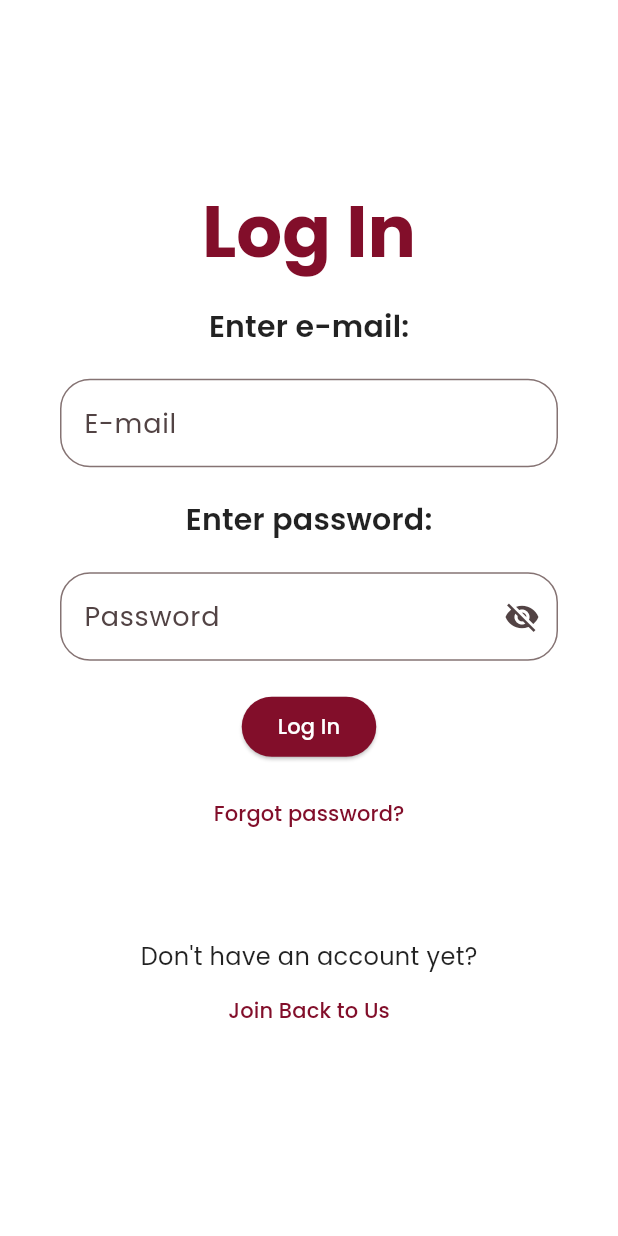
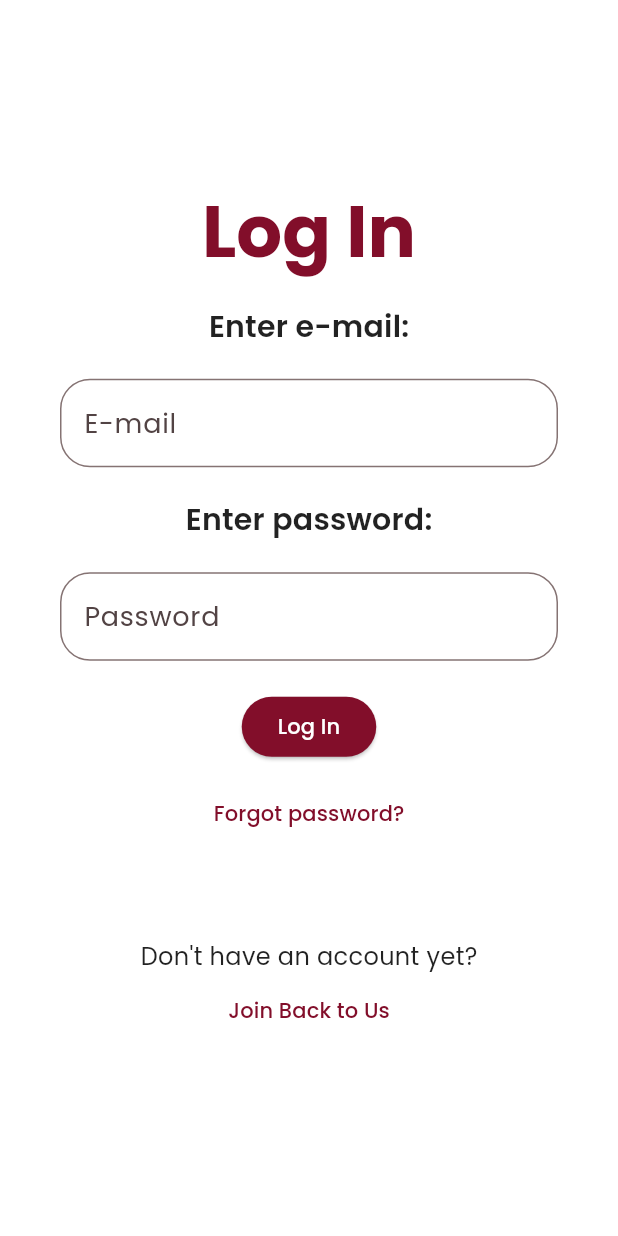
Before and after one commit to censop/back_to_us, a Flutter app: the LogInScreen screen opened by its route, on a phone screen of 412 x 824 dp. Run offline on Flutter 3.47's test engine with Material 3 defaults, Android fonts, the phone set to English and light mode, and no system bars; our stand-ins replace cloud_firestore, firebase_auth, firebase_core, image_picker; accounts and stored records are empty.

Commit message:
password fixed

```diff
--- a/lib/main.dart
+++ b/lib/main.dart
@@ -55,7 +55,7 @@ class MyApp extends StatelessWidget {
         Routes.settings : (context) => SettingsScreen(),
       },
 
-      theme: AppTheme.myTheme,
+      theme: AppTheme.lightTheme,
     );
   }
 }
--- a/lib/screens/Authentication/log_in_screen.dart
+++ b/lib/screens/Authentication/log_in_screen.dart
@@ -122,7 +122,6 @@ class _LogInScreenState extends State<LogInScreen> {
                   CustomTextFormField(
                     controller: _passwordController,
                     title: "Password",
-                    isPassword: true,
                     validator: validatePassword,
                     errorText: passwordError,
 
--- a/lib/screens/Authentication/sign_up_screen.dart
+++ b/lib/screens/Authentication/sign_up_screen.dart
@@ -22,6 +22,8 @@ class SignUpScreenState extends State<SignUpScreen> {
   final GlobalKey<FormState> _formKey = GlobalKey<FormState>();
 
   bool isCreatingUser = false;
+
+  bool seePassword = true;
 
   final _emailController = TextEditingController();
   final _passwordController = TextEditingController();
@@ -173,9 +175,19 @@ class SignUpScreenState extends State<SignUpScreen> {
                   CustomTextFormField(
                     controller: _passwordController,
                     title: "Password",
-                    isPassword: true,
                     validator: validatePassword,
                     errorText: passwordError,
+                    suffixIcon: IconButton(
+                      icon: Icon(
+                        seePassword ? Icons.visibility_off : Icons.visibility,
+                      ),
+                      onPressed: () {
+                        setState(() {
+                          seePassword = !seePassword;
+                        });
+                      },
+                    ),
+                    obscureText: seePassword,
                   ),
                   SizedBox(height: 20),
                   ElevatedButton(
--- a/lib/screens/Settings/profile_screen.dart
+++ b/lib/screens/Settings/profile_screen.dart
@@ -1,8 +1,11 @@
+import 'dart:io';
+
 import 'package:back_to_us/Services/firebase_service.dart';
 import 'package:back_to_us/Widgets/custom_profile_picture_displayer.dart';
 import 'package:back_to_us/routes.dart';
 import 'package:firebase_auth/firebase_auth.dart';
 import 'package:flutter/material.dart';
+import 'package:image_picker/image_picker.dart';
 
 class ProfileScreen extends StatefulWidget {
   const ProfileScreen({super.key});
@@ -14,6 +17,30 @@ class ProfileScreen extends StatefulWidget {
 class _ProfileScreenState extends State<ProfileScreen> {
 
   bool _changeProfilePicture = false;
+
+  File? _image;
+  ImagePicker _imagePicker = ImagePicker();
+
+  void _imageFromGallery() async {
+    final pickedFile = await _imagePicker.pickImage(source: ImageSource.gallery);
+
+    if (pickedFile != null){
+      setState(() {
+        _image = File(pickedFile.path);
+      });
+    }
+    print(_image);
+  }
+
+  void _imageFromCamera() async {
+    final pickedFile = await _imagePicker.pickImage(source: ImageSource.camera);
+    if (pickedFile != null){
+      setState(() {
+        _image = File(pickedFile.path);
+      });
+    }
+    print(_image);
+  }
 
 
   void _logOut() {
@@ -74,11 +101,11 @@ class _ProfileScreenState extends State<ProfileScreen> {
                     Column(
                       children: [
                         TextButton(
-                          onPressed: () {},
+                          onPressed: _imageFromGallery,
                           child: Text("Choose from library"),
                         ),
                         TextButton(
-                          onPressed: () {},
+                          onPressed: _imageFromCamera,
                           child: Text("Take picture"),
                         ),
                       ],
--- a/lib/widgets/app_theme.dart
+++ b/lib/widgets/app_theme.dart
@@ -4,7 +4,7 @@ class AppTheme {
   static String poppinsFont = "Poppins";
 
 
-  static ThemeData myTheme = ThemeData(
+  static ThemeData lightTheme = ThemeData(
   colorScheme: ColorScheme.fromSeed(
     seedColor: const Color.fromARGB(255, 130, 14, 42),
   ).copyWith(
@@ -12,6 +12,7 @@ class AppTheme {
     primary: const Color.fromARGB(255, 130, 14, 42),
   ),
   scaffoldBackgroundColor: Colors.white,
+  brightness: Brightness.light,
   textTheme: TextTheme(
     displayLarge: TextStyle(
       fontFamily: poppinsFont,
@@ -58,4 +59,60 @@ class AppTheme {
   ),
   useMaterial3: true,
 );
+
+static ThemeData darkTheme = ThemeData(
+  brightness: Brightness.dark,
+  colorScheme: ColorScheme.fromSeed(
+    seedColor: const Color.fromARGB(255, 249, 244, 246),
+  ).copyWith(
+    surface: const Color.fromARGB(255, 32, 30, 31),
+    primary: const Color.fromARGB(255, 249, 244, 246),
+  ),
+  scaffoldBackgroundColor: Colors.white,
+  textTheme: TextTheme(
+    displayLarge: TextStyle(
+      fontFamily: poppinsFont,
+      fontSize: 48,
+      fontWeight: FontWeight.w700,
+      color: const Color.fromARGB(255, 249, 244, 246),
+    ),
+    displayMedium: TextStyle(
+      fontFamily: poppinsFont,
+      fontSize: 48,
+      fontWeight: FontWeight.w700,
+      color: const Color.fromARGB(255, 249, 244, 246),
+    ),
+    titleLarge: TextStyle(
+      fontFamily: poppinsFont,
+      fontSize: 24,
+      fontWeight: FontWeight.w600,
+      color: const Color.fromARGB(221, 169, 164, 164),
+    ),
+    titleMedium: TextStyle(
+      fontFamily: poppinsFont,
+      fontSize: 20,
+      fontWeight: FontWeight.w600,
+      color: const Color.fromARGB(221, 169, 164, 164),
+    ),
+    bodyLarge: TextStyle(
+      fontFamily: poppinsFont,
+      fontSize: 18,
+      fontWeight: FontWeight.normal,
+      color: const Color.fromARGB(221, 169, 164, 164),
+    ),
+    bodyMedium: TextStyle(
+      fontFamily: poppinsFont,
+      fontSize: 16,
+      fontWeight: FontWeight.normal,
+      color: const Color.fromARGB(221, 169, 164, 164),
+    ),
+    labelLarge: TextStyle(
+      fontFamily: poppinsFont,
+      fontSize: 14,
+      fontWeight: FontWeight.w500,
+      color: const Color.fromARGB(255, 249, 244, 246),
+    ),
+  ),
+  useMaterial3: true,
+);
 }
--- a/lib/widgets/custom_text_form_field.dart
+++ b/lib/widgets/custom_text_form_field.dart
@@ -1,56 +1,41 @@
+
 import 'package:flutter/material.dart';
 
-class CustomTextFormField extends StatefulWidget {
+class CustomTextFormField extends StatelessWidget {
   const CustomTextFormField({
     super.key,
     required this.controller,
     required this.title,
-    this.isPassword = false,
     this.errorText,
     this.validator,
+    this.suffixIcon,
+    this.obscureText = false,
   });
 
   final TextEditingController controller;
   final String title;
-  final bool isPassword;
   final String? errorText;
   final String? Function(String?)? validator;
+  final Widget? suffixIcon;
+  final bool obscureText;
 
-
-  @override
-  State<CustomTextFormField> createState() => _CustomTextFormFieldState();
-}
-
-class _CustomTextFormFieldState extends State<CustomTextFormField> {
-  bool seePassword = false;
 
   @override
   Widget build(BuildContext context) {
     return Padding(
       padding: EdgeInsets.symmetric(horizontal: 40),
       child: TextFormField(
-        controller: widget.controller,
+        controller: controller,
         decoration: InputDecoration(
-          errorText: widget.errorText,
-          hintText: widget.title,
+          errorText: errorText,
+          hintText: title,
           border: OutlineInputBorder(
             borderRadius: BorderRadius.circular(20),
           ),
-          suffixIcon: widget.isPassword
-          ? IconButton(
-              icon: Icon(
-                seePassword ? Icons.visibility : Icons.visibility_off,
-              ),
-              onPressed: () {
-                setState(() {
-                  seePassword = !seePassword;
-                });
-              },
-            )
-          : null,
+          suffixIcon: suffixIcon,
         ),
-        obscureText: widget.isPassword ? !seePassword : false,
-        validator: widget.validator,
+        obscureText: obscureText,
+        validator: validator,
       ),
     );
   }
```
